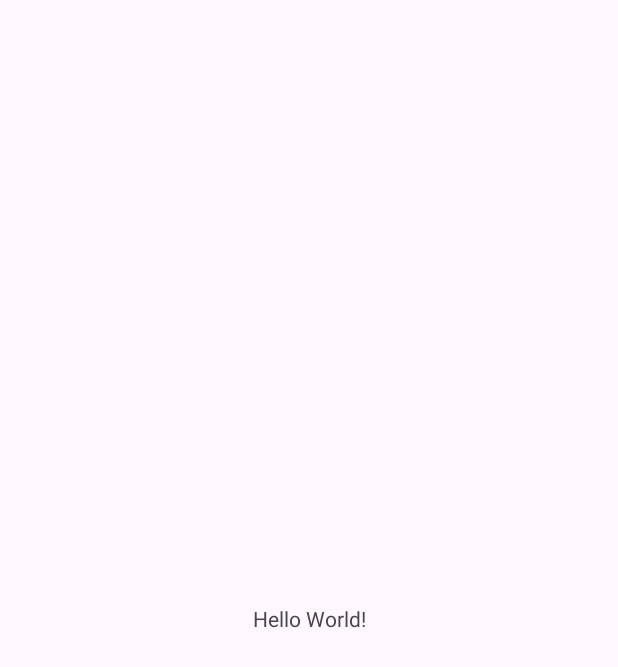
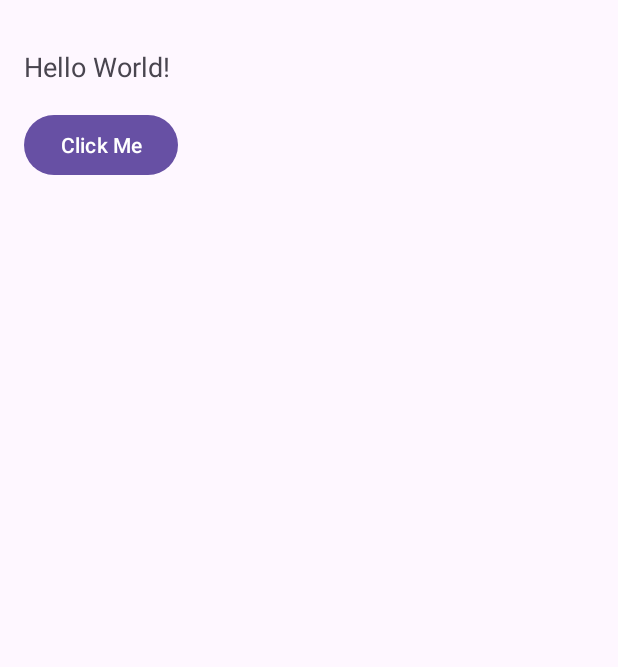
Before and after one commit to t3ymuurr/TeymurApplication, an Android app: the screen it shows after launch (MainActivity), on a phone screen of 412 x 824 dp. Before the commit the part shown is almost empty. Shown: the top 667 px of the screen. Run offline under Robolectric (Android 15) with nearby library versions, the phone set to English and light mode, and no system bars.

Commit message:
Step X: description of changes

```diff
--- a/app/src/main/java/com/example/teymurapplication/MainActivity.kt
+++ b/app/src/main/java/com/example/teymurapplication/MainActivity.kt
@@ -1,20 +1,21 @@
 package com.example.teymurapplication
 
+import androidx.appcompat.app.AppCompatActivity
 import android.os.Bundle
-import androidx.activity.enableEdgeToEdge
-import androidx.appcompat.app.AppCompatActivity
-import androidx.core.view.ViewCompat
-import androidx.core.view.WindowInsetsCompat
+import android.widget.Button
+import android.widget.TextView
 
 class MainActivity : AppCompatActivity() {
+
     override fun onCreate(savedInstanceState: Bundle?) {
         super.onCreate(savedInstanceState)
-        enableEdgeToEdge()
         setContentView(R.layout.activity_main)
-        ViewCompat.setOnApplyWindowInsetsListener(findViewById(R.id.main)) { v, insets ->
-            val systemBars = insets.getInsets(WindowInsetsCompat.Type.systemBars())
-            v.setPadding(systemBars.left, systemBars.top, systemBars.right, systemBars.bottom)
-            insets
+
+        val textView: TextView = findViewById(R.id.textView)
+        val button: Button = findViewById(R.id.button)
+
+        button.setOnClickListener {
+            textView.text = "Button clicked!"
         }
     }
 }
--- a/app/src/main/res/layout/activity_main.xml
+++ b/app/src/main/res/layout/activity_main.xml
@@ -1,19 +1,31 @@
 <?xml version="1.0" encoding="utf-8"?>
-<androidx.constraintlayout.widget.ConstraintLayout xmlns:android="http://schemas.android.com/apk/res/android"
+<androidx.constraintlayout.widget.ConstraintLayout
+    xmlns:android="http://schemas.android.com/apk/res/android"
     xmlns:app="http://schemas.android.com/apk/res-auto"
     xmlns:tools="http://schemas.android.com/tools"
-    android:id="@+id/main"
     android:layout_width="match_parent"
     android:layout_height="match_parent"
     tools:context=".MainActivity">
 
     <TextView
+        android:id="@+id/textView"
         android:layout_width="wrap_content"
         android:layout_height="wrap_content"
         android:text="Hello World!"
-        app:layout_constraintBottom_toBottomOf="parent"
-        app:layout_constraintEnd_toEndOf="parent"
+        android:textSize="18sp"
+        app:layout_constraintTop_toTopOf="parent"
         app:layout_constraintStart_toStartOf="parent"
-        app:layout_constraintTop_toTopOf="parent" />
+        android:layout_marginTop="32dp"
+        android:layout_marginStart="16dp"/>
+
+    <Button
+        android:id="@+id/button"
+        android:layout_width="wrap_content"
+        android:layout_height="wrap_content"
+        android:text="Click Me"
+        app:layout_constraintTop_toBottomOf="@id/textView"
+        app:layout_constraintStart_toStartOf="parent"
+        android:layout_marginTop="16dp"
+        android:layout_marginStart="16dp"/>
 
 </androidx.constraintlayout.widget.ConstraintLayout>
```
